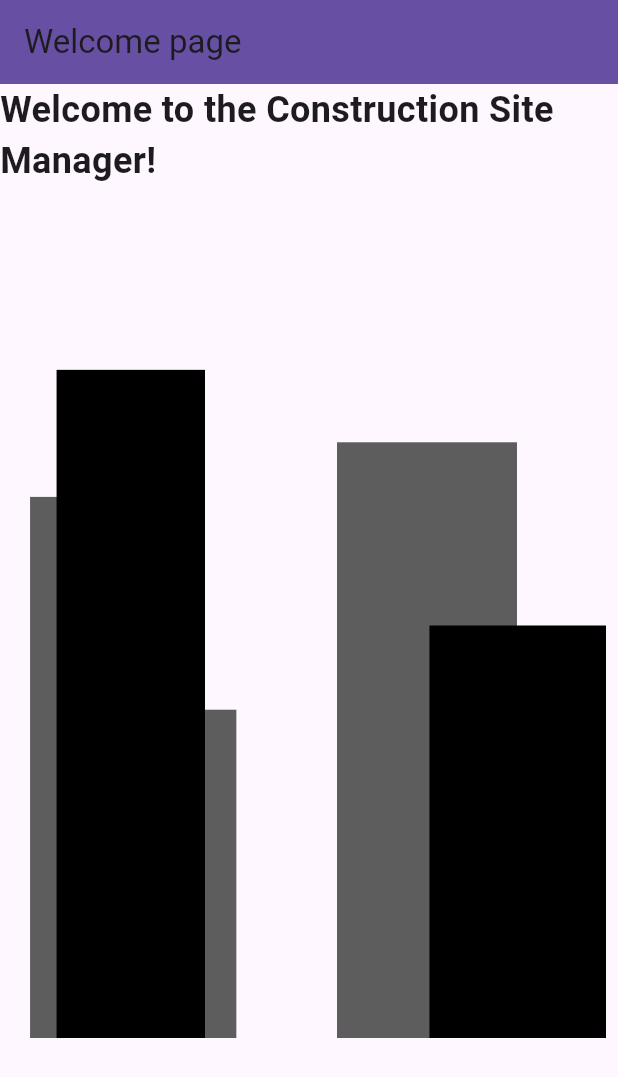
After one commit to Wabtey/mmm_construction_site_manager, a Flutter app: the screen it shows after launch, on a phone screen of 412 x 824 dp. The commit adds this screen. Shown: the top 1077 px of the screen. Run offline on Flutter 3.47's test engine with Material 3 defaults, Android fonts, the phone set to English and light mode, and no system bars.

Commit message:
refactor: :truck: modularize screens
Seperate Screens logic

```diff
--- a/lib/main.dart
+++ b/lib/main.dart
@@ -1,4 +1,5 @@
 import 'package:flutter/material.dart';
+import 'start_screen.dart';
 
 void main() {
   runApp(const MyApp());
@@ -13,111 +14,11 @@ class MyApp extends StatelessWidget {
       title: 'Construction Site Manager',
       theme: ThemeData(
         brightness: Brightness.dark,
-        // colorScheme: const ColorSchreme.dark(),
+        // colorScheme: const ColorScheme.dark(),
         useMaterial3: true,
       ),
       themeMode: ThemeMode.dark,
-      home: const MyHomePage(title: 'Welcome page'),
+      home: const StartScreen(title: 'Welcome page'),
     );
   }
 }
-
-class MyHomePage extends StatefulWidget {
-  const MyHomePage({super.key, required this.title});
-
-  final String title;
-
-  @override
-  State<MyHomePage> createState() => _MyHomePageState();
-}
-
-class _MyHomePageState extends State<MyHomePage> {
-  @override
-  Widget build(BuildContext context) {
-    return MaterialApp(
-        home: Scaffold(
-            appBar: AppBar(
-              backgroundColor: Theme.of(context).colorScheme.inversePrimary,
-              title: Text(widget.title),
-            ),
-            body: const Center(
-              child: SlideTransitionExample(),
-            )));
-  }
-}
-
-class SlideTransitionExample extends StatefulWidget {
-  const SlideTransitionExample({super.key});
-
-  @override
-  State<SlideTransitionExample> createState() => _SlideTransitionExampleState();
-}
-
-class _SlideTransitionExampleState extends State<SlideTransitionExample>
-    with SingleTickerProviderStateMixin {
-  late final AnimationController _controller;
-  late final Animation<Offset> _offsetAnimation;
-  bool _showText = false;
-
-  @override
-  void initState() {
-    super.initState();
-
-    _controller = AnimationController(
-      duration: const Duration(seconds: 2),
-      vsync: this,
-    );
-
-    _offsetAnimation = Tween<Offset>(
-      begin: const Offset(.0, 1.5),
-      end: const Offset(.0, -.2),
-    ).animate(CurvedAnimation(
-      parent: _controller,
-      curve: Curves.easeInOut,
-    ));
-
-    _controller.forward();
-
-    _controller.addStatusListener((status) {
-      if (status == AnimationStatus.completed) {
-        // Update the state to show the text after animation finishes
-        setState(() {
-          _showText = true;
-        });
-      }
-    });
-  }
-
-  @override
-  void dispose() {
-    _controller.dispose();
-    super.dispose();
-  }
-
-  @override
-  Widget build(BuildContext context) {
-    return SingleChildScrollView(
-      // NOTE: we're using a scroll view to allow the overflow but we want to lock it
-      physics: const NeverScrollableScrollPhysics(),
-      child: Column(
-        mainAxisAlignment: MainAxisAlignment.center,
-        children: [
-          if (_showText)
-            const Text(
-              'Welcome to the Construction Site Manager!',
-              style: TextStyle(fontSize: 24, fontWeight: FontWeight.bold),
-            )
-          else
-            const SizedBox(height: 35),
-          SlideTransition(
-            position: _offsetAnimation,
-            child: const Padding(
-              padding: EdgeInsets.all(8.0),
-              child: Image(image: AssetImage("assets/Buildings_shape.png")),
-            ),
-          ),
-        ],
-      ),
-    );
-  }
-}
--- /dev/null
+++ b/lib/start_screen.dart
@@ -0,0 +1,109 @@
+import 'package:flutter/material.dart';
+
+/* -------------------------------------------------------------------------- */
+/*                                Actual Screen                               */
+/* -------------------------------------------------------------------------- */
+
+class StartScreen extends StatefulWidget {
+  const StartScreen({super.key, required this.title});
+
+  final String title;
+
+  @override
+  State<StartScreen> createState() => _StartScreenState();
+}
+
+class _StartScreenState extends State<StartScreen> {
+  @override
+  Widget build(BuildContext context) {
+    return MaterialApp(
+        home: Scaffold(
+            appBar: AppBar(
+              backgroundColor: Theme.of(context).colorScheme.inversePrimary,
+              title: Text(widget.title),
+            ),
+            body: const Center(
+              child: StartScreenAnimation(),
+            )));
+  }
+}
+
+/* -------------------------------------------------------------------------- */
+/*                                  Animation                                 */
+/* -------------------------------------------------------------------------- */
+
+class StartScreenAnimation extends StatefulWidget {
+  const StartScreenAnimation({super.key});
+
+  @override
+  State<StartScreenAnimation> createState() => _StartScreenAnimationState();
+}
+
+class _StartScreenAnimationState extends State<StartScreenAnimation>
+    with SingleTickerProviderStateMixin {
+  late final AnimationController _controller;
+  late final Animation<Offset> _offsetAnimation;
+  bool _showText = false;
+
+  @override
+  void initState() {
+    super.initState();
+
+    _controller = AnimationController(
+      duration: const Duration(seconds: 2),
+      vsync: this,
+    );
+
+    _offsetAnimation = Tween<Offset>(
+      begin: const Offset(.0, 1.5),
+      end: const Offset(.0, -.2),
+    ).animate(CurvedAnimation(
+      parent: _controller,
+      curve: Curves.easeInOut,
+    ));
+
+    _controller.forward();
+
+    _controller.addStatusListener((status) {
+      if (status == AnimationStatus.completed) {
+        // Update the state to show the text after animation finishes
+        setState(() {
+          _showText = true;
+        });
+      }
+    });
+  }
+
+  @override
+  void dispose() {
+    _controller.dispose();
+    super.dispose();
+  }
+
+  @override
+  Widget build(BuildContext context) {
+    return SingleChildScrollView(
+      // NOTE: we're using a scroll view to allow the overflow but we want to lock it
+      physics: const NeverScrollableScrollPhysics(),
+      child: Column(
+        mainAxisAlignment: MainAxisAlignment.center,
+        children: [
+          if (_showText)
+            const Text(
+              'Welcome to the Construction Site Manager!',
+              style: TextStyle(fontSize: 24, fontWeight: FontWeight.bold),
+            )
+          else
+            const SizedBox(height: 35),
+          SlideTransition(
+            position: _offsetAnimation,
+            child: const Padding(
+              padding: EdgeInsets.all(8.0),
+              child: Image(image: AssetImage("assets/Buildings_shape.png")),
+            ),
+          ),
+        ],
+      ),
+    );
+  }
+}
```
